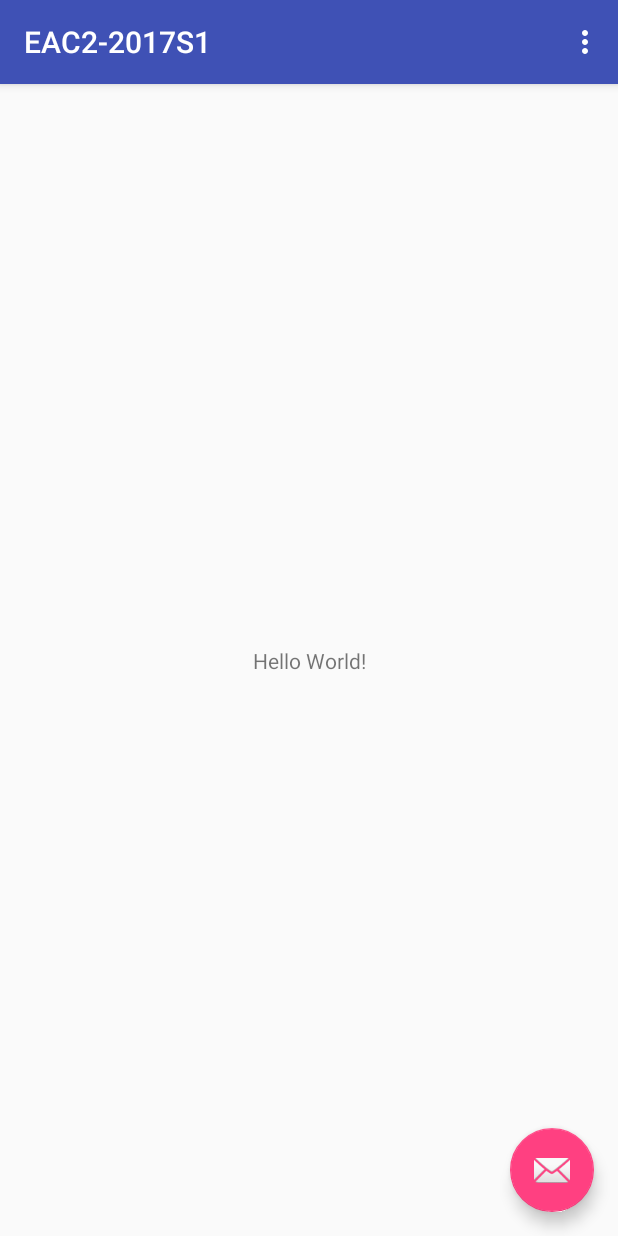
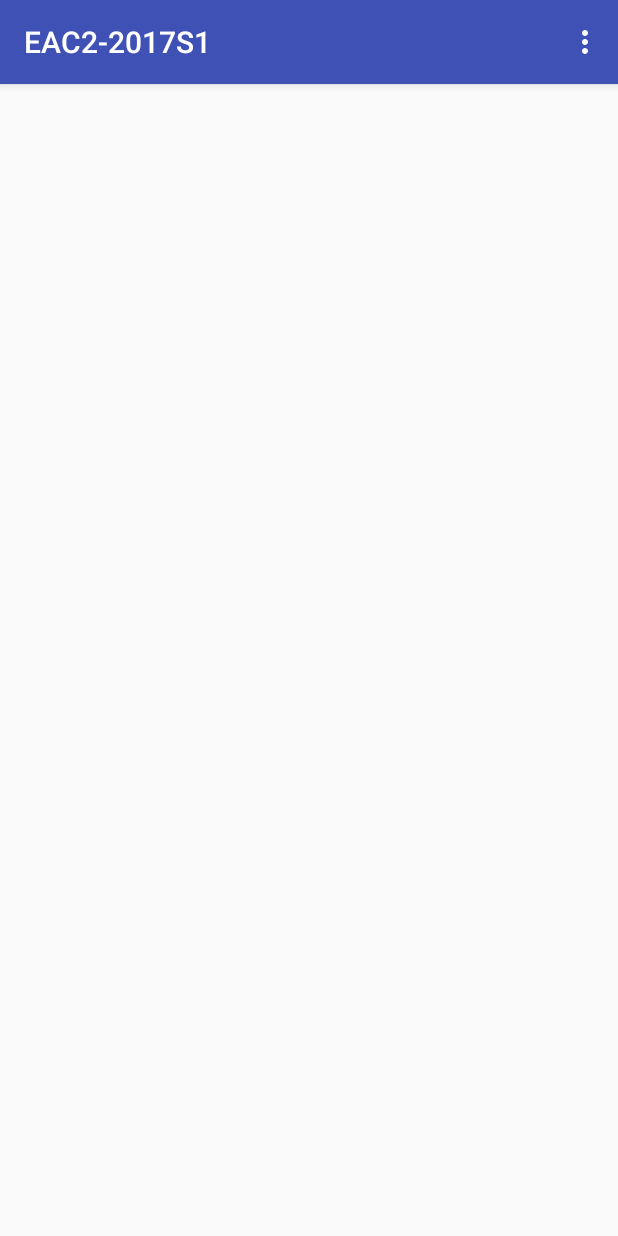
Before and after one commit to antonitor/EAC2-2017S1, an Android app: the screen it shows after launch (MainActivity), on a phone screen of 412 x 824 dp. Run offline under Robolectric (Android 15) with nearby library versions, the light colour scheme and no system bars; 2 statements that could not run were skipped.

Commit message:
clean commit

```diff
--- a/app/src/main/res/layout/activity_main.xml
+++ b/app/src/main/res/layout/activity_main.xml
@@ -22,12 +22,5 @@
 
     <include layout="@layout/content_main" />
 
-    <android.support.design.widget.FloatingActionButton
-        android:id="@+id/fab"
-        android:layout_width="wrap_content"
-        android:layout_height="wrap_content"
-        android:layout_gravity="bottom|end"
-        android:layout_margin="@dimen/fab_margin"
-        app:srcCompat="@android:drawable/ic_dialog_email" />
 
 </android.support.design.widget.CoordinatorLayout>
--- a/app/src/main/res/layout/content_main.xml
+++ b/app/src/main/res/layout/content_main.xml
@@ -8,13 +8,5 @@
     tools:context="cat.xtec.ioc.eac2_2017s1.MainActivity"
     tools:showIn="@layout/activity_main">
 
-    <TextView
-        android:layout_width="wrap_content"
-        android:layout_height="wrap_content"
-        android:text="Hello World!"
-        app:layout_constraintBottom_toBottomOf="parent"
-        app:layout_constraintLeft_toLeftOf="parent"
-        app:layout_constraintRight_toRightOf="parent"
-        app:layout_constraintTop_toTopOf="parent" />
 
 </android.support.constraint.ConstraintLayout>
```
